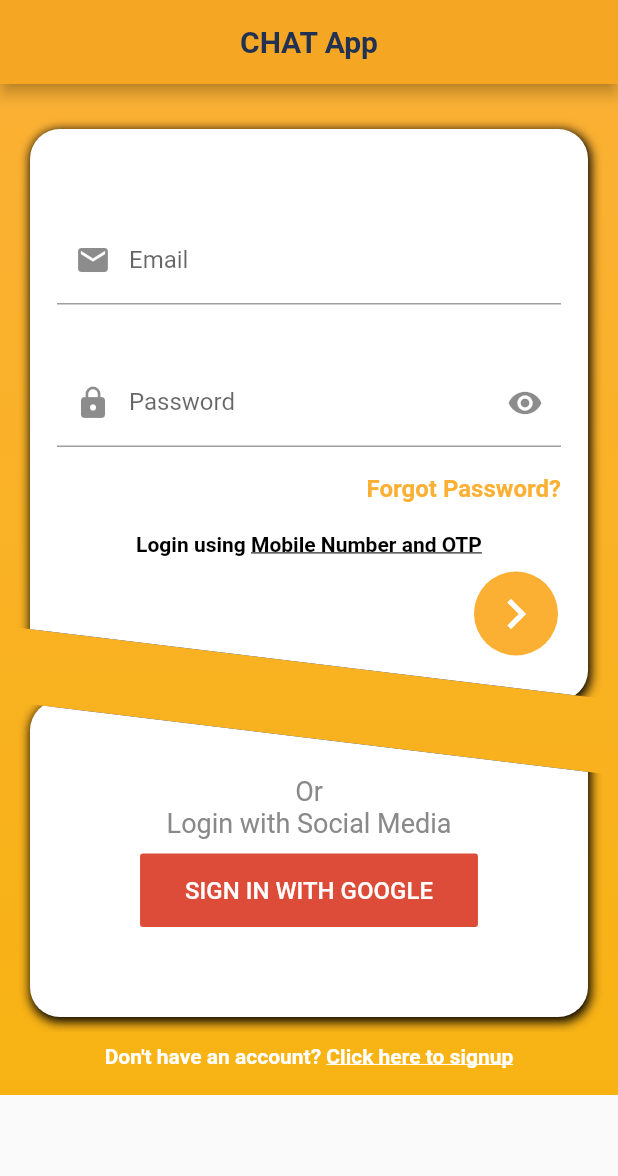
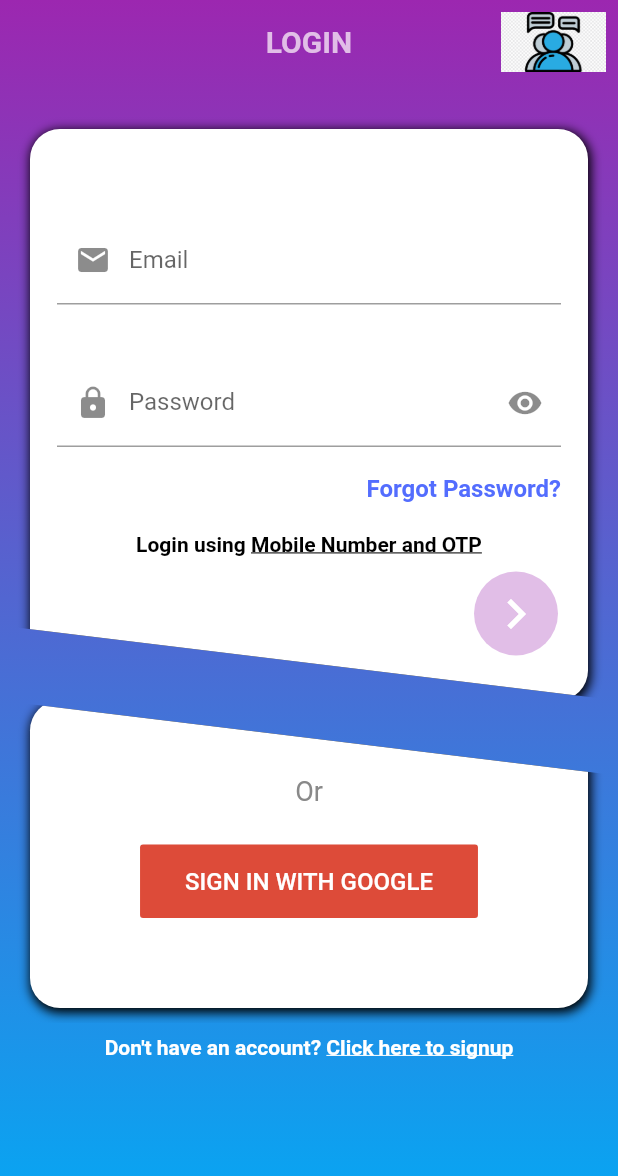
Before and after one commit to rhythmgupta16/Chat-App, a Flutter app: the screen it shows after launch, on a phone screen of 412 x 824 dp. Shown: the top 1176 px of the screen. Run offline on Flutter 3.47's test engine with Material 2 defaults, Android fonts, the phone set to English and light mode, and no system bars; our stand-ins replace cached_network_image, cloud_firestore, firebase_auth, firebase_core, firebase_messaging, firebase_storage and 6 more; accounts and stored records are empty.

Commit message:
UI improvements

```diff
--- a/lib/chat.dart
+++ b/lib/chat.dart
@@ -23,9 +23,10 @@ class Chat extends StatelessWidget {
   Widget build(BuildContext context) {
     return Scaffold(
       appBar: AppBar(
+        backgroundColor: Color(0xff03A9F4),
         title: Text(
           'CHAT',
-          style: TextStyle(color: primaryColor, fontWeight: FontWeight.bold),
+          style: TextStyle(color: Colors.white, fontWeight: FontWeight.bold),
         ),
         centerTitle: true,
       ),
--- a/lib/const.dart
+++ b/lib/const.dart
@@ -1,6 +1,6 @@
 import 'dart:ui';
 
-final themeColor = Color(0xfff5a623);
-final primaryColor = Color(0xff203152);
+final themeColor = Color(0xff9C27B0);
+final primaryColor = Color(0xff9C27B0);
 final greyColor = Color(0xffaeaeae);
 final greyColor2 = Color(0xffE8E8E8);
--- a/lib/home.dart
+++ b/lib/home.dart
@@ -238,9 +238,10 @@ class HomeScreenState extends State<HomeScreen> {
   Widget build(BuildContext context) {
     return Scaffold(
       appBar: AppBar(
+        backgroundColor: Color(0xff03A9F4),
         title: Text(
           'Chat With Friends',
-          style: TextStyle(color: primaryColor, fontWeight: FontWeight.bold),
+          style: TextStyle(color: Colors.white, fontWeight: FontWeight.bold),
         ),
         centerTitle: true,
         actions: <Widget>[
--- a/lib/login.dart
+++ b/lib/login.dart
@@ -201,25 +201,37 @@ class LoginScreenState extends State<LoginScreen> {
   @override
   Widget build(BuildContext context) {
     return Scaffold(
-      appBar: AppBar(
-        title: Text(
-          widget.title,
-          style: TextStyle(color: primaryColor, fontWeight: FontWeight.bold),
-        ),
-        centerTitle: true,
-      ),
       body: SingleChildScrollView(
         child: Container(
-          //height: MediaQuery.of(context).size.height,
+          height: MediaQuery.of(context).size.height,
           decoration: BoxDecoration(
             gradient: LinearGradient(
               begin: Alignment.topCenter,
               end: Alignment.bottomCenter,
-              colors: [Color(0xffFBB034), Color(0xffF8B313)],
+              colors: [Color(0xff9C27B0), Color(0xff03A9F4)],
             ),
           ),
           child: Column(
             children: <Widget>[
+              AppBar(
+                backgroundColor: Colors.transparent,
+                elevation: 0,
+                title: Text(
+                  "LOGIN",
+                  style: TextStyle(
+                    fontWeight: FontWeight.bold,
+                    color: Color(0xffE1BEE7),
+                  ),
+                ),
+                centerTitle: true,
+                // Actions are identified as buttons which are added at the right of App Bar
+                actions: <Widget>[
+                  Padding(
+                    padding: const EdgeInsets.all(8.0),
+                    child: Image.asset('images/logo.png'),
+                  )
+                ],
+              ),
               ClipPath(
                 // ClipPath is used to clip the child in a custom shape
                 clipper: BottomClipper(),
@@ -286,7 +298,7 @@ class LoginScreenState extends State<LoginScreen> {
                               'Forgot Password?',
                               textAlign: TextAlign.end,
                               style: TextStyle(
-                                color: Color(0xffFBB034),
+                                color: Color(0xff536DFE),
                                 fontWeight: FontWeight.bold,
                                 fontSize: 16,
                               ),
@@ -334,7 +346,7 @@ class LoginScreenState extends State<LoginScreen> {
                             child: Container(
                               margin: EdgeInsets.only(right: 20, top: 10),
                               decoration: BoxDecoration(
-                                  color: Color(0xffFBB034),
+                                  color: Color(0xffE1BEE7),
                                   borderRadius: BorderRadius.circular(30)),
                               padding: EdgeInsets.all(8),
                               child: Icon(
@@ -378,12 +390,8 @@ class LoginScreenState extends State<LoginScreen> {
                           color: Color(0xff898989),
                         ),
                       ),
-                      Text(
-                        "Login with Social Media",
-                        style: TextStyle(
-                          fontSize: 18,
-                          color: Color(0xff898989),
-                        ),
+                      SizedBox(
+                        height: 15,
                       ),
                       Row(
                         mainAxisAlignment: MainAxisAlignment.center,
--- a/lib/main.dart
+++ b/lib/main.dart
@@ -1,6 +1,5 @@
 import 'package:firebase_core/firebase_core.dart';
 import 'package:flutter/material.dart';
-
 import 'const.dart';
 import 'login.dart';
 
@@ -18,7 +17,7 @@ class MyApp extends StatelessWidget {
       theme: ThemeData(
         primaryColor: themeColor,
       ),
-      home: LoginScreen(title: 'CHAT App'),
+      home: LoginScreen(title: 'Chat App'),
       debugShowCheckedModeBanner: false,
     );
   }
--- a/pubspec.yaml
+++ b/pubspec.yaml
@@ -67,6 +67,7 @@ flutter:
      - images/cry.gif
      - images/love.gif
      - images/tease.gif
+     - images/logo.png
 
   # To add assets to your application, add an assets section, like this:
   # assets:
```
Also changed, not shown: lib/forgotPassword.dart (+6 -3 lines), lib/register.dart (+22 -22 lines), images/logo.png (added).
